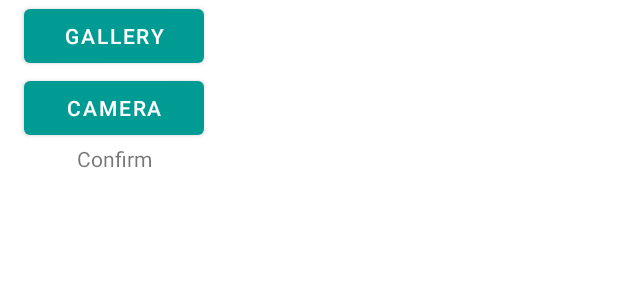
After one commit to agnesaudya/medsafecycle-app, an Android app: the layout popup_image_picker.xml on its own in the app's theme, with its tools: preview values and no code run, on a phone screen of 412 x 824 dp. The commit adds this screen. Shown: the top 300 px of the screen. Run offline under Robolectric (Android 15) with nearby library versions, the phone set to English and light mode, and no system bars.

Commit message:
add popup

```diff
--- a/app/src/main/AndroidManifest.xml
+++ b/app/src/main/AndroidManifest.xml
@@ -4,6 +4,9 @@
     <uses-permission android:name="android.permission.ACCESS_FINE_LOCATION" />
     <uses-permission android:name="android.permission.ACCESS_COARSE_LOCATION"/>
     <uses-permission android:name="android.permission.INTERNET" />
+    <uses-feature android:name="android.hardware.camera" />
+    <uses-permission android:name="android.permission.CAMERA" />
+    <uses-permission android:name="android.permission.READ_EXTERNAL_STORAGE" />
     <queries>
         <package android:name="com.google.android.apps.maps" />
     </queries>
--- /dev/null
+++ b/app/src/main/res/layout/popup_image_picker.xml
@@ -0,0 +1,43 @@
+<?xml version="1.0" encoding="utf-8"?>
+<androidx.constraintlayout.widget.ConstraintLayout xmlns:android="http://schemas.android.com/apk/res/android"
+    xmlns:app="http://schemas.android.com/apk/res-auto"
+    android:layout_width="wrap_content"
+    android:layout_height="wrap_content">
+
+    <Button
+        android:id="@+id/btnGallery"
+        android:layout_width="120dp"
+        android:layout_height="wrap_content"
+        android:layout_marginStart="16dp"
+        android:layout_marginEnd="16dp"
+        android:text="Gallery"
+        app:layout_constraintBottom_toBottomOf="@id/btnCamera"
+        app:layout_constraintEnd_toEndOf="parent"
+        app:layout_constraintStart_toStartOf="parent"
+        app:layout_constraintTop_toTopOf="parent"
+        app:layout_constraintVertical_bias="0.0" />
+
+    <Button
+        android:id="@+id/btnCamera"
+        android:layout_width="120dp"
+        android:layout_height="wrap_content"
+        android:layout_marginStart="16dp"
+        android:layout_marginEnd="16dp"
+        android:text="Camera"
+        app:layout_constraintBottom_toTopOf="@+id/textCancel"
+        app:layout_constraintEnd_toEndOf="parent"
+        app:layout_constraintStart_toStartOf="parent"
+        app:layout_constraintTop_toBottomOf="@id/btnGallery" />
+
+    <TextView
+        android:id="@+id/textCancel"
+        android:layout_width="wrap_content"
+        android:layout_height="wrap_content"
+        android:text="Confirm"
+        app:layout_constraintBottom_toBottomOf="parent"
+        app:layout_constraintEnd_toEndOf="parent"
+        app:layout_constraintStart_toStartOf="parent"
+        app:layout_constraintTop_toBottomOf="@+id/btnCamera" />
+
+
+</androidx.constraintlayout.widget.ConstraintLayout>
```
Also changed, not shown: app/src/main/java/com/example/medsafecycle/Utils.kt (added, +54 -0 lines), app/src/main/java/com/example/medsafecycle/home/guest/GuestHomeActivity.kt (+133 -1 lines).
